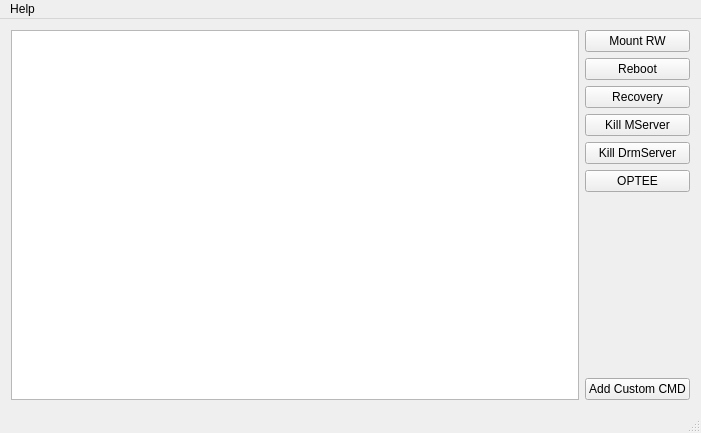
gt945/FastTools, file mainwindow.ui: the form before one commit.
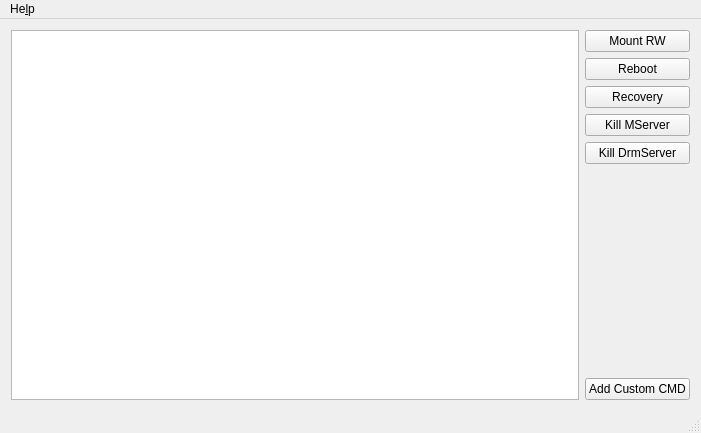
The form after the commit. Icons and pictures are not drawn.

The edit to the form file:
```diff
--- a/mainwindow.ui
+++ b/mainwindow.ui
@@ -77,13 +77,6 @@
             </property>
            </widget>
           </item>
-          <item>
-           <widget class="QPushButton" name="optee">
-            <property name="text">
-             <string>OPTEE</string>
-            </property>
-           </widget>
-          </item>
           <item>
            <spacer name="verticalSpacer">
             <property name="orientation">
@@ -118,12 +111,12 @@
      <x>0</x>
      <y>0</y>
      <width>701</width>
-     <height>23</height>
+     <height>29</height>
     </rect>
    </property>
    <widget class="QMenu" name="menuHelp">
     <property name="title">
-     <string>Help</string>
+     <string>He&amp;lp</string>
     </property>
     <addaction name="actionUsage"/>
     <addaction name="actionAbout"/>
```
Left out of the diff: 4 changed lines with no effect on the pictures.
